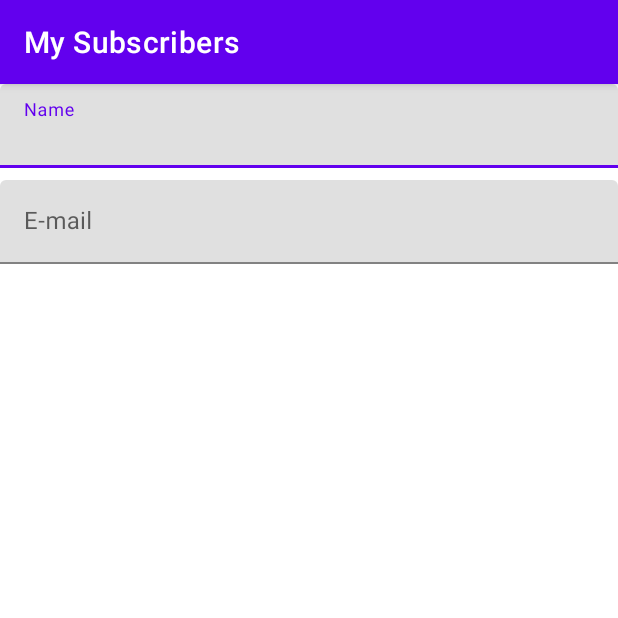
After one commit to Andersons1lva/Grud_Android_Java, an Android app: the fragment SubscriberFragment shown on its own in the app's theme, on a phone screen of 412 x 824 dp, the top half of it. The commit adds this screen. Run offline under Robolectric (Android 15) with nearby library versions, the phone set to English and light mode, and no system bars.

Commit message:
Create package ui.subscriber and create layout fragment_subscriber.xml

```diff
--- a/app/build.gradle
+++ b/app/build.gradle
@@ -37,6 +37,9 @@ dependencies {
     implementation 'androidx.appcompat:appcompat:1.5.0'
     implementation 'com.google.android.material:material:1.6.1'
     implementation 'androidx.constraintlayout:constraintlayout:2.1.4'
+    implementation 'androidx.legacy:legacy-support-v4:1.0.0'
+    implementation 'androidx.lifecycle:lifecycle-livedata-ktx:2.3.1'
+    implementation 'androidx.lifecycle:lifecycle-viewmodel-ktx:2.3.1'
 
     def nav_version = "2.3.0"
     //noinspection GradleDependency
--- /dev/null
+++ b/app/src/main/java/com/anderson/mysubscribers/ui/subscriber/SubscriberFragment.kt
@@ -0,0 +1,22 @@
+package com.anderson.mysubscribers.ui.subscriber
+
+import android.os.Bundle
+import android.view.LayoutInflater
+import android.view.View
+import android.view.ViewGroup
+import androidx.fragment.app.Fragment
+import com.anderson.mysubscribers.R
+
+class SubscriberFragment : Fragment() {
+
+    private lateinit var viewModel: SubscriberViewModel
+
+    override fun onCreateView(
+        inflater: LayoutInflater, container: ViewGroup?,
+        savedInstanceState: Bundle?
+    ): View? {
+        return inflater.inflate(R.layout.fragment_subscriber, container, false)
+    }
+
+
+}
--- /dev/null
+++ b/app/src/main/java/com/anderson/mysubscribers/ui/subscriber/SubscriberViewModel.kt
@@ -0,0 +1,7 @@
+package com.anderson.mysubscribers.ui.subscriber
+
+import androidx.lifecycle.ViewModel
+
+class SubscriberViewModel : ViewModel() {
+    // TODO: Implement the ViewModel
+}
--- /dev/null
+++ b/app/src/main/res/layout/fragment_subscriber.xml
@@ -0,0 +1,43 @@
+<?xml version="1.0" encoding="utf-8"?>
+<androidx.constraintlayout.widget.ConstraintLayout xmlns:android="http://schemas.android.com/apk/res/android"
+    xmlns:tools="http://schemas.android.com/tools"
+    android:layout_width="match_parent"
+    android:layout_height="match_parent"
+    xmlns:app="http://schemas.android.com/apk/res-auto"
+    tools:context=".ui.subscriber.SubscriberFragment">
+
+    <com.google.android.material.textfield.TextInputLayout
+        android:id="@+id/input_layout_name"
+        android:layout_width="0dp"
+        android:layout_height="wrap_content"
+        app:layout_constraintEnd_toEndOf="parent"
+        app:layout_constraintStart_toStartOf="parent"
+        app:layout_constraintTop_toTopOf="parent">
+
+        <com.google.android.material.textfield.TextInputEditText
+            android:id="@+id/input_name"
+            android:layout_width="match_parent"
+            android:layout_height="wrap_content"
+            android:hint="@string/input_name"
+            android:inputType="textCapCharacters"/>
+    </com.google.android.material.textfield.TextInputLayout>
+
+    <com.google.android.material.textfield.TextInputLayout
+        android:id="@+id/input_layout_email"
+        android:layout_width="0dp"
+        android:layout_height="wrap_content"
+        android:layout_marginTop="8dp"
+        app:layout_constraintEnd_toEndOf="@id/input_layout_name"
+        app:layout_constraintStart_toStartOf="@id/input_layout_name"
+        app:layout_constraintTop_toBottomOf="@id/input_layout_name">
+
+        <com.google.android.material.textfield.TextInputEditText
+            android:id="@+id/input_email"
+            android:layout_width="match_parent"
+            android:layout_height="wrap_content"
+            android:hint="@string/input_email"
+            android:inputType="textEmailAddress"/>
+
+    </com.google.android.material.textfield.TextInputLayout>
+
+</androidx.constraintlayout.widget.ConstraintLayout>
--- a/app/src/main/res/values/strings.xml
+++ b/app/src/main/res/values/strings.xml
@@ -1,3 +1,5 @@
 <resources>
     <string name="app_name">My Subscribers</string>
+    <string name="input_name">Name</string>
+    <string name="input_email">E-mail</string>
 </resources>
```
